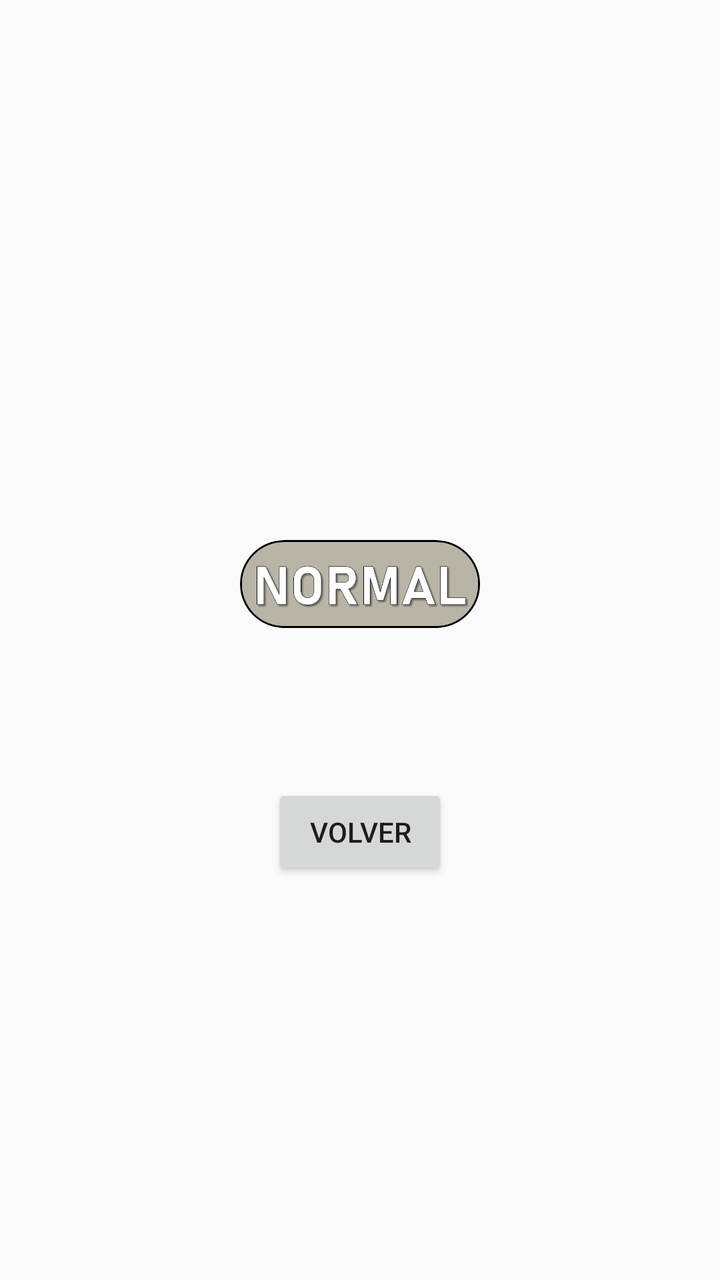
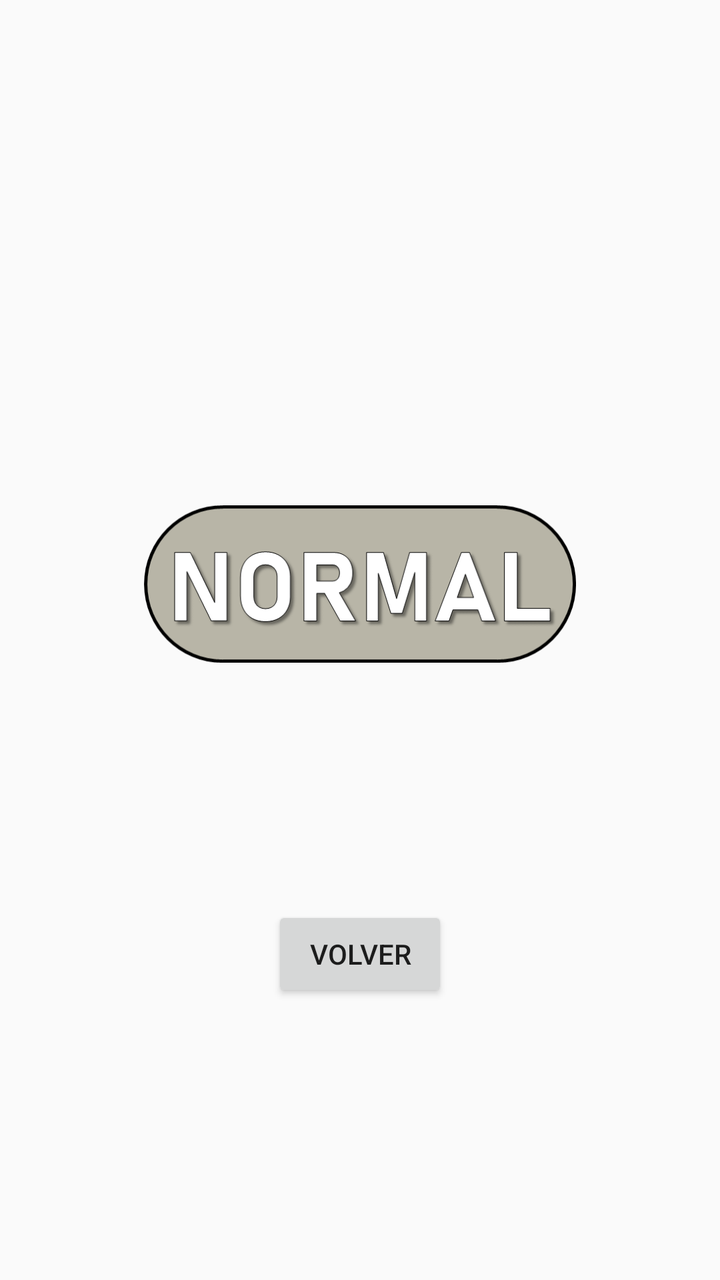

The first picture is an Android layout as it rendered before a commit; the second is the same layout after the commit. The layout source and the unified diff follow.
<!-- AndroidManifest.xml: application theme Theme.AppLibre -->
<!-- res/layout/activity_second.xml -->
<?xml version="1.0" encoding="utf-8"?>
<LinearLayout xmlns:android="http://schemas.android.com/apk/res/android"
    android:id="@+id/layoutSecond"
    android:layout_width="match_parent"
    android:layout_height="match_parent"
    android:gravity="center"
    android:orientation="vertical"
    android:padding="24dp">

    <TextView
        android:id="@+id/textoResultado"
        android:layout_width="wrap_content"
        android:layout_height="wrap_content"
        android:textSize="24sp" />

    <ImageView
        android:id="@+id/imgResultado"
        android:layout_width="120dp"
        android:layout_height="120dp"
        android:layout_marginBottom="24dp"
        android:src="@drawable/normal" />

    <Button
        android:id="@+id/botonVolver"
        android:layout_width="wrap_content"
        android:layout_height="wrap_content"
        android:layout_marginTop="16dp"
        android:text="Volver" />

</LinearLayout>
<!-- resources referenced by this layout -->
<resources>
  <!-- drawable normal: png bitmap (drawable, 32924 bytes) -->
  <style name="Theme.AppLibre" parent="Theme.AppCompat.DayNight.NoActionBar" />
</resources>

<!-- the commit's change to res/layout/activity_second.xml (unified diff, before → after) -->
@@ -15,8 +15,8 @@
 
     <ImageView
         android:id="@+id/imgResultado"
-        android:layout_width="120dp"
-        android:layout_height="120dp"
+        android:layout_width="216dp"
+        android:layout_height="242dp"
         android:layout_marginBottom="24dp"
         android:src="@drawable/normal" />
 
